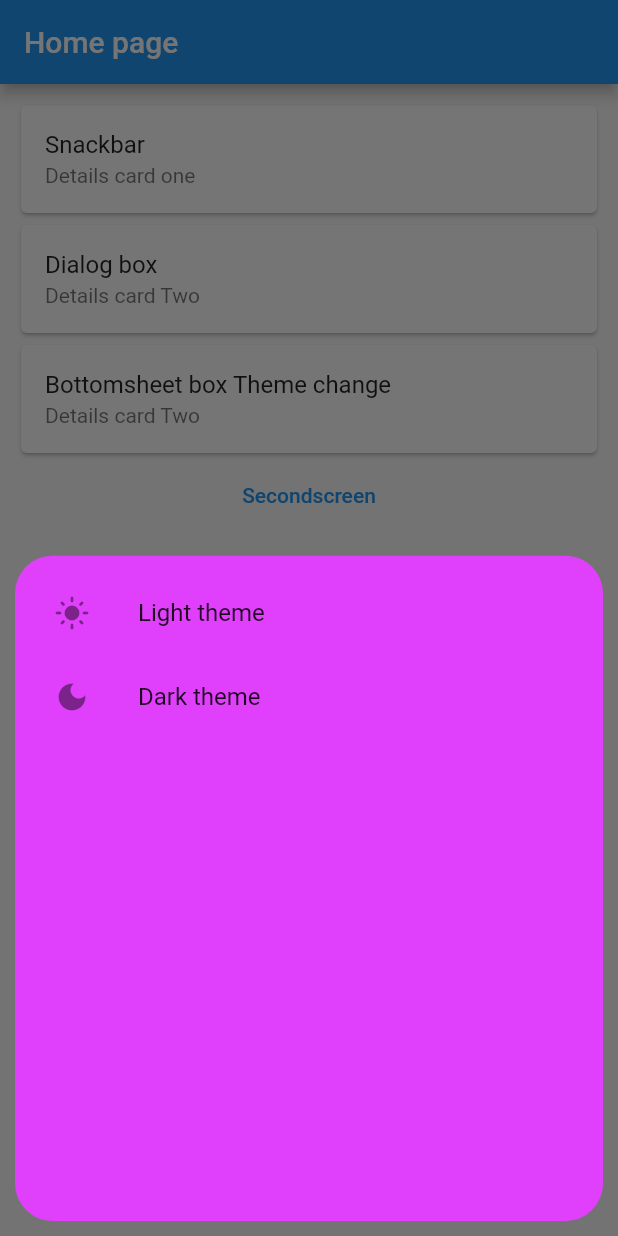
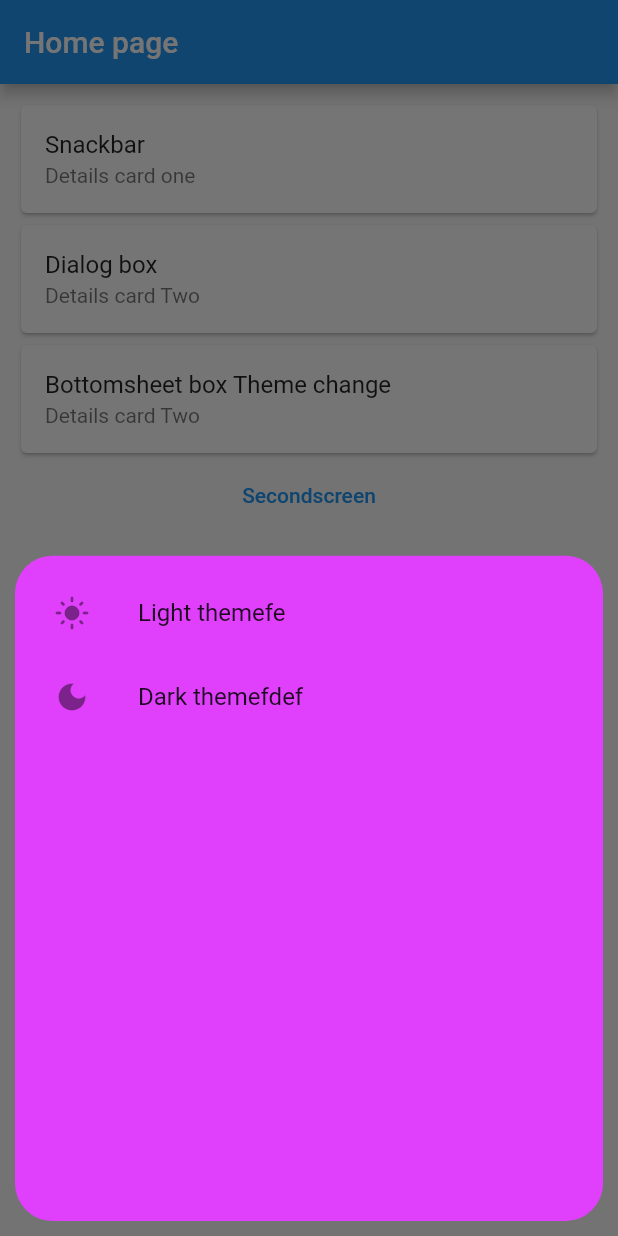
Before and after one commit to MuhammadYousufbhimla/Getx, a Flutter app: the screen it shows after launch, after a tap on "Bottomsheet box Theme change", on a phone screen of 412 x 824 dp. Run offline on Flutter 3.47's test engine with Material 2 defaults, Android fonts, the phone set to English and light mode, and no system bars; our stand-ins replace get.

Commit message:
Theme change

```diff
--- a/lib/homescreen.dart
+++ b/lib/homescreen.dart
@@ -68,12 +68,12 @@ class _HomescreenState extends State<Homescreen> {
                       children: [
                         ListTile(
                           leading: Icon(Icons.light_mode),
-                          title: Text('Light theme'),
+                          title: Text('Light themefe'),
                           onTap: (() => Get.changeTheme(ThemeData.light())),
                         ),
                         ListTile(
                           leading: Icon(Icons.dark_mode),
-                          title: Text('Dark theme'),
+                          title: Text('Dark themefdef'),
                           onTap: (() => Get.changeTheme(ThemeData.dark())),
                         ),
                       ],
```
